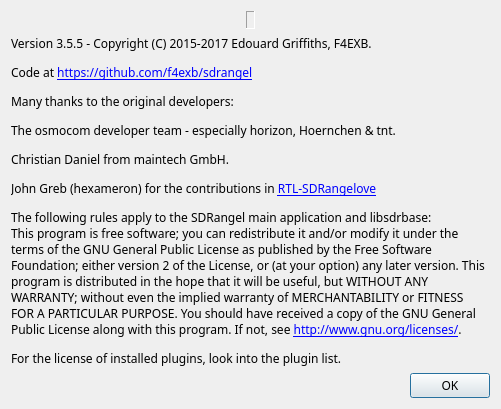
Qt form sdrbase/gui/aboutdialog.ui (f4exb/sdrangel) before a commit.
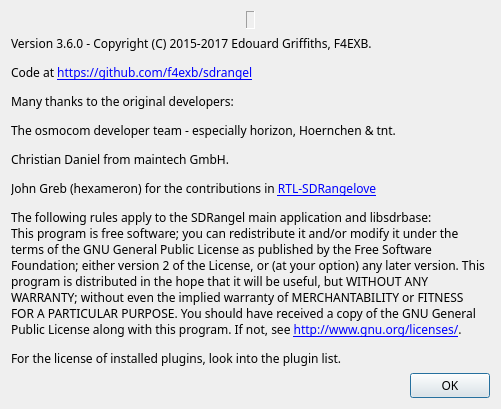
The same form after that commit. Icons and pictures are not drawn.

```diff
--- a/sdrbase/gui/aboutdialog.ui
+++ b/sdrbase/gui/aboutdialog.ui
@@ -84,7 +84,7 @@
    <item>
     <widget class="QLabel" name="label_2">
      <property name="text">
-      <string>&lt;html&gt;&lt;head/&gt;&lt;body&gt;&lt;p&gt;Version 3.5.5 - Copyright (C) 2015-2017 Edouard Griffiths, F4EXB. &lt;/p&gt;&lt;p&gt;Code at &lt;a href=&quot;https://github.com/f4exb/sdrangel&quot;&gt;&lt;span style=&quot; text-decoration: underline; color:#0000ff;&quot;&gt;https://github.com/f4exb/sdrangel&lt;/span&gt;&lt;/a&gt;&lt;/p&gt;&lt;p&gt;Many thanks to the original developers:&lt;/p&gt;&lt;p&gt;The osmocom developer team - especially horizon, Hoernchen &amp;amp; tnt.&lt;/p&gt;&lt;p&gt;Christian Daniel from maintech GmbH.&lt;/p&gt;&lt;p&gt;John Greb (hexameron) for the contributions in &lt;a href=&quot;https://github.com/hexameron/rtl-sdrangelove&quot;&gt;&lt;span style=&quot; text-decoration: underline; color:#0000ff;&quot;&gt;RTL-SDRangelove&lt;/span&gt;&lt;/a&gt;&lt;/p&gt;&lt;p&gt;The following rules apply to the SDRangel main application and libsdrbase:&lt;br/&gt;This program is free software; you can redistribute it and/or modify it under the terms of the GNU General Public License as published by the Free Software Foundation; either version 2 of the License, or (at your option) any later version. This program is distributed in the hope that it will be useful, but WITHOUT ANY WARRANTY; without even the implied warranty of MERCHANTABILITY or FITNESS FOR A PARTICULAR PURPOSE. You should have received a copy of the GNU General Public License along with this program. If not, see &lt;a href=&quot;http://www.gnu.org/licenses/&quot;&gt;&lt;span style=&quot; text-decoration: underline; color:#0000ff;&quot;&gt;http://www.gnu.org/licenses/&lt;/span&gt;&lt;/a&gt;.&lt;/p&gt;&lt;p&gt;For the license of installed plugins, look into the plugin list.&lt;/p&gt;&lt;/body&gt;&lt;/html&gt;</string>
+      <string>&lt;html&gt;&lt;head/&gt;&lt;body&gt;&lt;p&gt;Version 3.6.0 - Copyright (C) 2015-2017 Edouard Griffiths, F4EXB. &lt;/p&gt;&lt;p&gt;Code at &lt;a href=&quot;https://github.com/f4exb/sdrangel&quot;&gt;&lt;span style=&quot; text-decoration: underline; color:#0000ff;&quot;&gt;https://github.com/f4exb/sdrangel&lt;/span&gt;&lt;/a&gt;&lt;/p&gt;&lt;p&gt;Many thanks to the original developers:&lt;/p&gt;&lt;p&gt;The osmocom developer team - especially horizon, Hoernchen &amp;amp; tnt.&lt;/p&gt;&lt;p&gt;Christian Daniel from maintech GmbH.&lt;/p&gt;&lt;p&gt;John Greb (hexameron) for the contributions in &lt;a href=&quot;https://github.com/hexameron/rtl-sdrangelove&quot;&gt;&lt;span style=&quot; text-decoration: underline; color:#0000ff;&quot;&gt;RTL-SDRangelove&lt;/span&gt;&lt;/a&gt;&lt;/p&gt;&lt;p&gt;The following rules apply to the SDRangel main application and libsdrbase:&lt;br/&gt;This program is free software; you can redistribute it and/or modify it under the terms of the GNU General Public License as published by the Free Software Foundation; either version 2 of the License, or (at your option) any later version. This program is distributed in the hope that it will be useful, but WITHOUT ANY WARRANTY; without even the implied warranty of MERCHANTABILITY or FITNESS FOR A PARTICULAR PURPOSE. You should have received a copy of the GNU General Public License along with this program. If not, see &lt;a href=&quot;http://www.gnu.org/licenses/&quot;&gt;&lt;span style=&quot; text-decoration: underline; color:#0000ff;&quot;&gt;http://www.gnu.org/licenses/&lt;/span&gt;&lt;/a&gt;.&lt;/p&gt;&lt;p&gt;For the license of installed plugins, look into the plugin list.&lt;/p&gt;&lt;/body&gt;&lt;/html&gt;</string>
      </property>
      <property name="wordWrap">
       <bool>true</bool>
```
